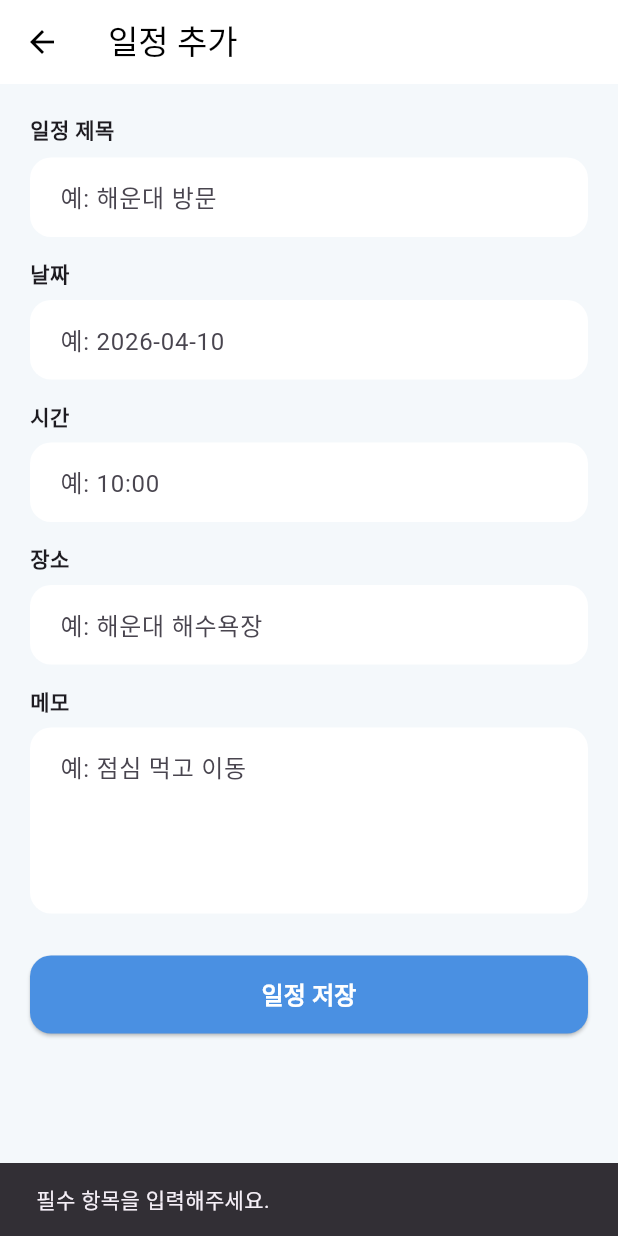
After one commit to loyealty/group_trip_app, a Flutter app: the AddScheduleScreen screen opened directly, after a tap on "일정 저장", on a phone screen of 412 x 824 dp. The commit adds this screen. Run offline on Flutter 3.47's test engine with Material 3 defaults, Android fonts, the phone set to English and light mode, and no system bars; network calls fail.

Commit message:
feat: 일정 추가 기능 구현

```diff
--- /dev/null
+++ b/lib/screens/add_schedule_screen.dart
@@ -0,0 +1,239 @@
+import 'dart:convert';
+
+import 'package:flutter/material.dart';
+import 'package:http/http.dart' as http;
+
+class AddScheduleScreen extends StatefulWidget {
+  const AddScheduleScreen({super.key, required this.tripRoomId});
+
+  final int tripRoomId;
+
+  @override
+  State<AddScheduleScreen> createState() => _AddScheduleScreenState();
+}
+
+class _AddScheduleScreenState extends State<AddScheduleScreen> {
+  final TextEditingController titleController = TextEditingController();
+  final TextEditingController dateController = TextEditingController();
+  final TextEditingController timeController = TextEditingController();
+  final TextEditingController placeController = TextEditingController();
+  final TextEditingController memoController = TextEditingController();
+
+  bool isLoading = false;
+
+  Future<void> addSchedule() async {
+    if (titleController.text.trim().isEmpty ||
+        dateController.text.trim().isEmpty ||
+        timeController.text.trim().isEmpty ||
+        placeController.text.trim().isEmpty) {
+      ScaffoldMessenger.of(
+        context,
+      ).showSnackBar(const SnackBar(content: Text('필수 항목을 입력해주세요.')));
+      return;
+    }
+
+    setState(() {
+      isLoading = true;
+    });
+
+    final url = Uri.parse('http://10.0.2.2:8080/api/schedules');
+
+    final body = {
+      'tripRoomId': widget.tripRoomId,
+      'title': titleController.text.trim(),
+      'scheduleDate': dateController.text.trim(),
+      'scheduleTime': timeController.text.trim(),
+      'location': placeController.text.trim(),
+      'description': memoController.text.trim(),
+    };
+
+    try {
+      final response = await http.post(
+        url,
+        headers: {'Content-Type': 'application/json'},
+        body: jsonEncode(body),
+      );
+
+      if (response.statusCode == 200 || response.statusCode == 201) {
+        if (!mounted) return;
+
+        ScaffoldMessenger.of(
+          context,
+        ).showSnackBar(const SnackBar(content: Text('일정이 추가되었습니다.')));
+
+        Navigator.pop(context, true);
+      } else {
+        if (!mounted) return;
+
+        ScaffoldMessenger.of(context).showSnackBar(
+          SnackBar(content: Text('일정 추가 실패: ${response.statusCode}')),
+        );
+      }
+    } catch (e) {
+      if (!mounted) return;
+
+      ScaffoldMessenger.of(
+        context,
+      ).showSnackBar(SnackBar(content: Text('오류 발생: $e')));
+    } finally {
+      if (mounted) {
+        setState(() {
+          isLoading = false;
+        });
+      }
+    }
+  }
+
+  Future<void> selectDate() async {
+    final DateTime? selectedDate = await showDatePicker(
+      context: context,
+      initialDate: DateTime(2026, 4, 10),
+      firstDate: DateTime(2024),
+      lastDate: DateTime(2030),
+    );
+
+    if (selectedDate != null) {
+      dateController.text =
+          '${selectedDate.year}-${selectedDate.month.toString().padLeft(2, '0')}-${selectedDate.day.toString().padLeft(2, '0')}';
+    }
+  }
+
+  Future<void> selectTime() async {
+    final TimeOfDay? selectedTime = await showTimePicker(
+      context: context,
+      initialTime: const TimeOfDay(hour: 10, minute: 0),
+    );
+
+    if (selectedTime != null) {
+      timeController.text =
+          '${selectedTime.hour.toString().padLeft(2, '0')}:${selectedTime.minute.toString().padLeft(2, '0')}';
+    }
+  }
+
+  @override
+  void dispose() {
+    titleController.dispose();
+    dateController.dispose();
+    timeController.dispose();
+    placeController.dispose();
+    memoController.dispose();
+    super.dispose();
+  }
+
+  @override
+  Widget build(BuildContext context) {
+    return Scaffold(
+      backgroundColor: const Color(0xFFF4F8FB),
+      appBar: AppBar(
+        title: const Text('일정 추가'),
+        backgroundColor: Colors.white,
+        foregroundColor: Colors.black,
+        elevation: 0,
+      ),
+      body: SingleChildScrollView(
+        padding: const EdgeInsets.all(20),
+        child: Column(
+          children: [
+            inputField(
+              controller: titleController,
+              label: '일정 제목',
+              hintText: '예: 해운대 방문',
+            ),
+            const SizedBox(height: 14),
+            inputField(
+              controller: dateController,
+              label: '날짜',
+              hintText: '예: 2026-04-10',
+              readOnly: true,
+              onTap: selectDate,
+            ),
+            const SizedBox(height: 14),
+            inputField(
+              controller: timeController,
+              label: '시간',
+              hintText: '예: 10:00',
+              readOnly: true,
+              onTap: selectTime,
+            ),
+            const SizedBox(height: 14),
+            inputField(
+              controller: placeController,
+              label: '장소',
+              hintText: '예: 해운대 해수욕장',
+            ),
+            const SizedBox(height: 14),
+            inputField(
+              controller: memoController,
+              label: '메모',
+              hintText: '예: 점심 먹고 이동',
+              maxLines: 4,
+            ),
+            const SizedBox(height: 28),
+            SizedBox(
+              width: double.infinity,
+              height: 52,
+              child: ElevatedButton(
+                onPressed: isLoading ? null : addSchedule,
+                style: ElevatedButton.styleFrom(
+                  backgroundColor: const Color(0xFF4A90E2),
+                  foregroundColor: Colors.white,
+                  shape: RoundedRectangleBorder(
+                    borderRadius: BorderRadius.circular(14),
+                  ),
+                ),
+                child: isLoading
+                    ? const CircularProgressIndicator(color: Colors.white)
+                    : const Text(
+                        '일정 저장',
+                        style: TextStyle(
+                          fontSize: 16,
+                          fontWeight: FontWeight.bold,
+                        ),
+                      ),
+              ),
+            ),
+          ],
+        ),
+      ),
+    );
+  }
+
+  Widget inputField({
+    required TextEditingController controller,
+    required String label,
+    required String hintText,
+    bool readOnly = false,
+    int maxLines = 1,
+    VoidCallback? onTap,
+  }) {
+    return Column(
+      crossAxisAlignment: CrossAxisAlignment.start,
+      children: [
+        Text(
+          label,
+          style: const TextStyle(fontSize: 14, fontWeight: FontWeight.bold),
+        ),
+        const SizedBox(height: 8),
+        TextField(
+          controller: controller,
+          readOnly: readOnly,
+          maxLines: maxLines,
+          onTap: onTap,
+          decoration: InputDecoration(
+            hintText: hintText,
+            filled: true,
+            fillColor: Colors.white,
+            contentPadding: const EdgeInsets.symmetric(
+              horizontal: 16,
+              vertical: 14,
+            ),
+            border: OutlineInputBorder(
+              borderRadius: BorderRadius.circular(14),
+              borderSide: BorderSide.none,
+            ),
+          ),
+        ),
+      ],
+    );
+  }
+}
--- a/lib/screens/schedule_screen.dart
+++ b/lib/screens/schedule_screen.dart
@@ -5,9 +5,42 @@ import '../theme/app_colors.dart';
 import '../widgets/app_primary_button.dart';
 import '../widgets/app_section_header.dart';
 import '../widgets/app_summary_card.dart';
+import 'add_schedule_screen.dart';
 
-class ScheduleScreen extends StatelessWidget {
+class ScheduleScreen extends StatefulWidget {
   const ScheduleScreen({super.key});
+
+  @override
+  State<ScheduleScreen> createState() => _ScheduleScreenState();
+}
+
+class _ScheduleScreenState extends State<ScheduleScreen> {
+  late Future<List<Schedule>> scheduleFuture;
+
+  @override
+  void initState() {
+    super.initState();
+    scheduleFuture = ApiService.getSchedulesByTripRoomId(1);
+  }
+
+  void refreshSchedules() {
+    setState(() {
+      scheduleFuture = ApiService.getSchedulesByTripRoomId(1);
+    });
+  }
+
+  Future<void> moveToAddScheduleScreen() async {
+    final result = await Navigator.push(
+      context,
+      MaterialPageRoute(
+        builder: (context) => const AddScheduleScreen(tripRoomId: 1),
+      ),
+    );
+
+    if (result == true) {
+      refreshSchedules();
+    }
+  }
 
   @override
   Widget build(BuildContext context) {
@@ -15,7 +48,7 @@ class ScheduleScreen extends StatelessWidget {
       backgroundColor: AppColors.background,
       body: SafeArea(
         child: FutureBuilder<List<Schedule>>(
-          future: ApiService.getSchedulesByTripRoomId(1),
+          future: scheduleFuture,
           builder: (context, snapshot) {
             if (snapshot.connectionState == ConnectionState.waiting) {
               return const Center(child: CircularProgressIndicator());
@@ -73,7 +106,10 @@ class ScheduleScreen extends StatelessWidget {
                     ),
                   ),
                 const SizedBox(height: 10),
-                AppPrimaryButton(text: '일정 추가', onPressed: () {}),
+                AppPrimaryButton(
+                  text: '일정 추가',
+                  onPressed: moveToAddScheduleScreen,
+                ),
               ],
             );
           },
```
